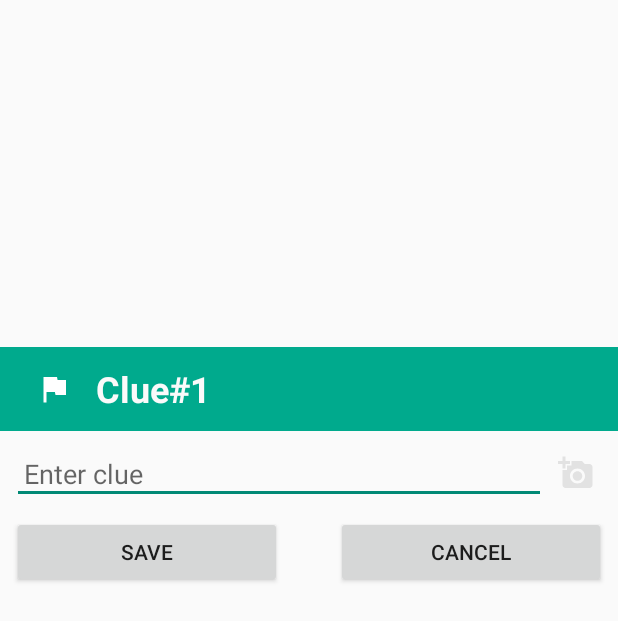
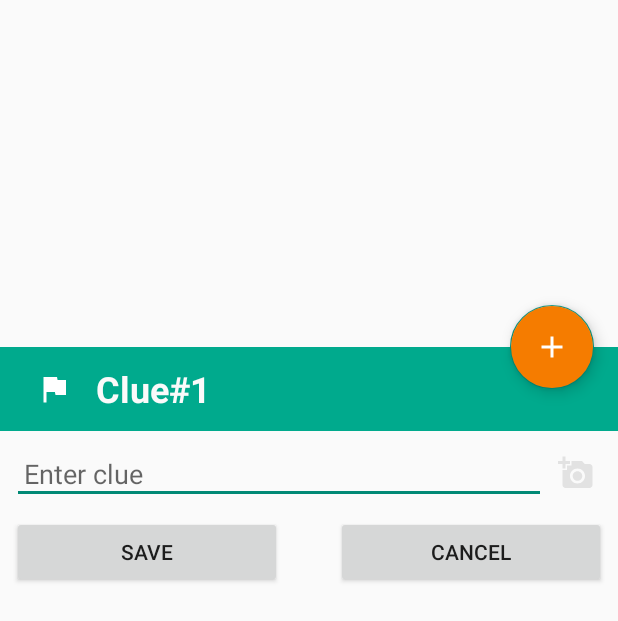
Before and after one commit to arjunsk/Techathlon, an Android app: the layout activity_plot_map.xml on its own in the app's theme, with its tools: preview values and no code run, on a phone screen of 412 x 824 dp. Shown: the top 621 px of the screen. Run offline under Robolectric (Android 15) with nearby library versions, the light colour scheme and no system bars.

Commit message:
Add Fab to BottomSheet

```diff
--- a/app/src/main/res/layout/activity_plot_map.xml
+++ b/app/src/main/res/layout/activity_plot_map.xml
@@ -6,4 +6,6 @@
 
     <include layout="@layout/bottom_sheet_plot_map"/>
 
+    <include layout="@layout/fab_plot_map"/>
+
 </android.support.design.widget.CoordinatorLayout>
--- a/app/src/main/res/layout/bottom_sheet_plot_map.xml
+++ b/app/src/main/res/layout/bottom_sheet_plot_map.xml
@@ -5,7 +5,8 @@
     android:layout_width="match_parent"
     android:layout_height="match_parent"
     android:orientation="vertical"
-    app:layout_behavior="@string/bottom_sheet_behavior">
+    app:layout_behavior="@string/bottom_sheet_behavior"
+    android:id="@+id/bottom_sheet_plot_map">
 
     <android.support.v7.widget.Toolbar
         android:layout_width="match_parent"
--- a/app/src/main/res/layout/bottom_sheet_plot_map_content.xml
+++ b/app/src/main/res/layout/bottom_sheet_plot_map_content.xml
@@ -6,7 +6,7 @@
     android:layout_height="match_parent">
 
     <EditText
-        android:id="@+id/editText"
+        android:id="@+id/bottom_sheet_add_clue_edit_text"
         android:layout_width="match_parent"
         android:layout_height="wrap_content"
         android:layout_marginEnd="48dp"
@@ -15,12 +15,12 @@
         android:hint="@string/enter_clue"
         android:textSize="@dimen/text_normal"
         android:padding="@dimen/padding_normal"
-        app:layout_constraintEnd_toStartOf="@+id/imageButton"
+        app:layout_constraintEnd_toStartOf="@+id/bottom_sheet_add_image_button"
         app:layout_constraintStart_toStartOf="parent"
         app:layout_constraintTop_toTopOf="parent"/>
 
     <ImageButton
-        android:id="@+id/imageButton"
+        android:id="@+id/bottom_sheet_add_image_button"
         android:layout_width="wrap_content"
         android:layout_height="wrap_content"
         android:layout_marginEnd="8dp"
@@ -33,26 +33,26 @@
         app:srcCompat="@drawable/ic_add_a_photo_24dp"/>
 
     <Button
-        android:id="@+id/button"
+        android:id="@+id/bottom_sheet_save_button"
         android:layout_width="180dp"
         android:layout_height="wrap_content"
         android:layout_marginStart="8dp"
         android:layout_marginTop="8dp"
         android:text="@string/save_button"
         app:layout_constraintStart_toStartOf="parent"
-        app:layout_constraintTop_toBottomOf="@+id/editText"/>
+        app:layout_constraintTop_toBottomOf="@+id/bottom_sheet_add_clue_edit_text"/>
 
     <Button
-        android:id="@+id/button2"
+        android:id="@+id/bottom_sheet_cancel_button"
         android:layout_width="180dp"
         android:layout_height="wrap_content"
         android:layout_marginEnd="8dp"
         android:text="@string/cancel_button"
-        app:layout_constraintBottom_toBottomOf="@+id/button"
+        app:layout_constraintBottom_toBottomOf="@+id/bottom_sheet_save_button"
         app:layout_constraintEnd_toEndOf="parent"
         app:layout_constraintHorizontal_bias="1.0"
-        app:layout_constraintStart_toEndOf="@+id/button"
-        app:layout_constraintTop_toTopOf="@+id/button"
+        app:layout_constraintStart_toEndOf="@+id/bottom_sheet_save_button"
+        app:layout_constraintTop_toTopOf="@+id/bottom_sheet_save_button"
         app:layout_constraintVertical_bias="0.0"/>
 
 
--- /dev/null
+++ b/app/src/main/res/layout/fab_plot_map.xml
@@ -0,0 +1,12 @@
+<?xml version="1.0" encoding="utf-8"?>
+<android.support.design.widget.FloatingActionButton
+    xmlns:android="http://schemas.android.com/apk/res/android"
+    xmlns:app="http://schemas.android.com/apk/res-auto"
+    android:layout_width="wrap_content"
+    android:layout_height="wrap_content"
+    android:layout_marginEnd="@dimen/padding_large"
+    android:src="@drawable/ic_add_24dp"
+    android:backgroundTint="@color/fab"
+    app:layout_anchor="@id/bottom_sheet_plot_map"
+    app:layout_anchorGravity="top|end"
+    android:id="@+id/bottom_sheet_add_clue_button"/>
```
